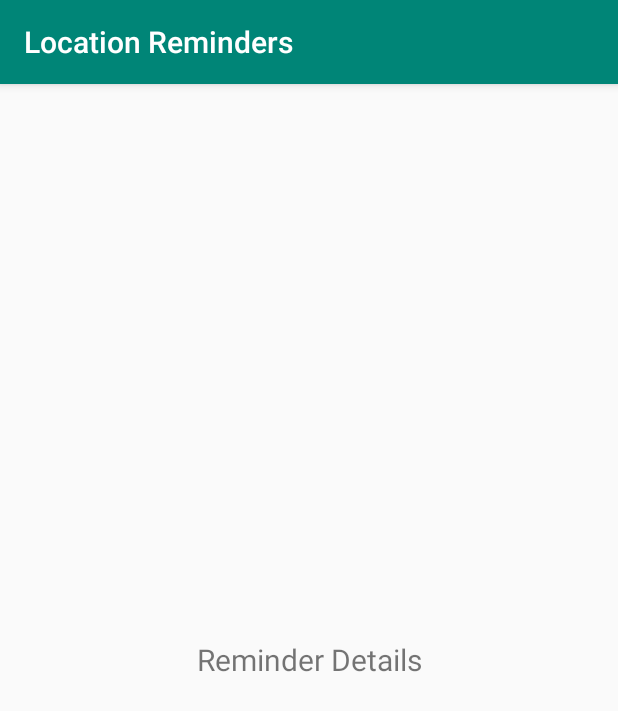
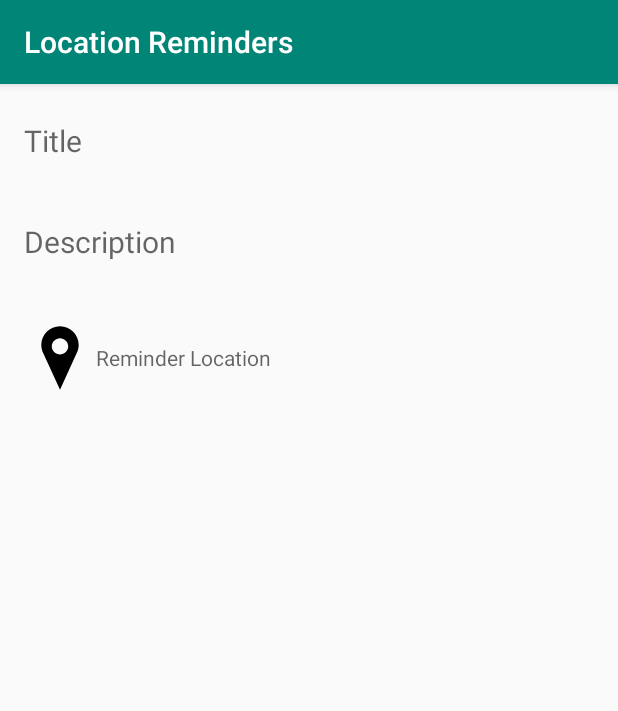
Before and after one commit to Raghav-Saboo/UdacityLocationReminder, an Android app: the ReminderDescriptionActivity screen opened directly, with no data from a screen before it, on a phone screen of 412 x 824 dp. Shown: the top 711 px of the screen. Run offline under Robolectric (Android 15) with nearby library versions, the phone set to English and light mode, and no system bars; our stand-ins replace data binding.

Commit message:
updated as per review

```diff
--- a/app/src/main/java/com/udacity/project4/locationreminders/ReminderDescriptionActivity.kt
+++ b/app/src/main/java/com/udacity/project4/locationreminders/ReminderDescriptionActivity.kt
@@ -28,10 +28,10 @@ class ReminderDescriptionActivity : AppCompatActivity() {
   private lateinit var binding: ActivityReminderDescriptionBinding
   override fun onCreate(savedInstanceState: Bundle?) {
     super.onCreate(savedInstanceState)
-    binding = DataBindingUtil.setContentView(
-      this,
-      R.layout.activity_reminder_description
-    )
+    binding = DataBindingUtil.setContentView(this, R.layout.activity_reminder_description)
+    binding.reminderDataItem =
+      intent.getSerializableExtra(EXTRA_ReminderDataItem) as ReminderDataItem?
+    binding.executePendingBindings()
 //        TODO: Add the implementation of the reminder details
   }
 }
--- a/app/src/main/res/layout/activity_reminder_description.xml
+++ b/app/src/main/res/layout/activity_reminder_description.xml
@@ -13,21 +13,57 @@
     <LinearLayout
         android:layout_width="match_parent"
         android:layout_height="match_parent"
-        android:gravity="center"
         android:orientation="vertical"
-        tools:context="com.example.android.project4.com.udacity.project4.locationreminders.ReminderDescriptionActivity">
+        tools:context="com.udacity.project4.locationreminders.ReminderDescriptionActivity">
         <!--TODO: add the design of the reminder details-->
 
+
         <TextView
+            android:id="@+id/title"
             android:layout_width="match_parent"
             android:layout_height="wrap_content"
-            android:gravity="center"
-            android:text="Reminder Details"
+            android:padding="16dp"
+            android:layout_marginTop="8dp"
+            android:hint="@string/titleHint"
+            android:text="@{reminderDataItem.title}"
+            android:textColor="@color/black"
+            android:textSize="@dimen/text_size_large"
+            app:layout_constraintBottom_toBottomOf="parent"
+            app:layout_constraintEnd_toEndOf="parent"
+            app:layout_constraintStart_toStartOf="parent"
+            app:layout_constraintTop_toTopOf="parent" />
+        <TextView
+            android:id="@+id/description"
+            android:layout_width="match_parent"
+            android:layout_height="wrap_content"
+            android:padding="16dp"
+            android:layout_marginTop="8dp"
+            android:hint="@string/descriptionHint"
+            android:text="@{reminderDataItem.description}"
+            android:textColor="@color/black"
             android:textSize="@dimen/text_size_large"
             app:layout_constraintBottom_toBottomOf="parent"
             app:layout_constraintEnd_toEndOf="parent"
             app:layout_constraintStart_toStartOf="parent"
             app:layout_constraintTop_toTopOf="parent" />
 
+        <TextView
+            android:id="@+id/selectLocation"
+            android:layout_width="match_parent"
+            android:layout_height="wrap_content"
+            android:padding="16dp"
+            android:layout_marginTop="8dp"
+            android:background="?attr/selectableItemBackground"
+            android:clickable="true"
+            android:focusable="true"
+            android:gravity="center_vertical"
+            android:hint="@string/reminder_location"
+            android:text="@{reminderDataItem.location}"
+            android:textColor="@color/black"
+            app:layout_constraintStart_toStartOf="parent"
+            app:layout_constraintTop_toBottomOf="@id/reminderDescription"
+            app:drawableStartCompat="@drawable/ic_location"
+            app:drawableLeftCompat="@drawable/ic_location" />
+
     </LinearLayout>
 </layout>
--- a/app/src/main/res/values/strings.xml
+++ b/app/src/main/res/values/strings.xml
@@ -44,4 +44,6 @@
   <string name="geofence_too_many_pending_intents">You have provided too many PendingIntents to the addGeofences() call.</string>
   <string name="error_adding_geofence">Error Happened, Can\'t Add Geofence</string>
   <string name="unknown_geofence_error">Unknown error: the Geofence service is not available now</string>
+  <string name="titleHint">Title</string>
+  <string name="descriptionHint">Description</string>
 </resources>
```
